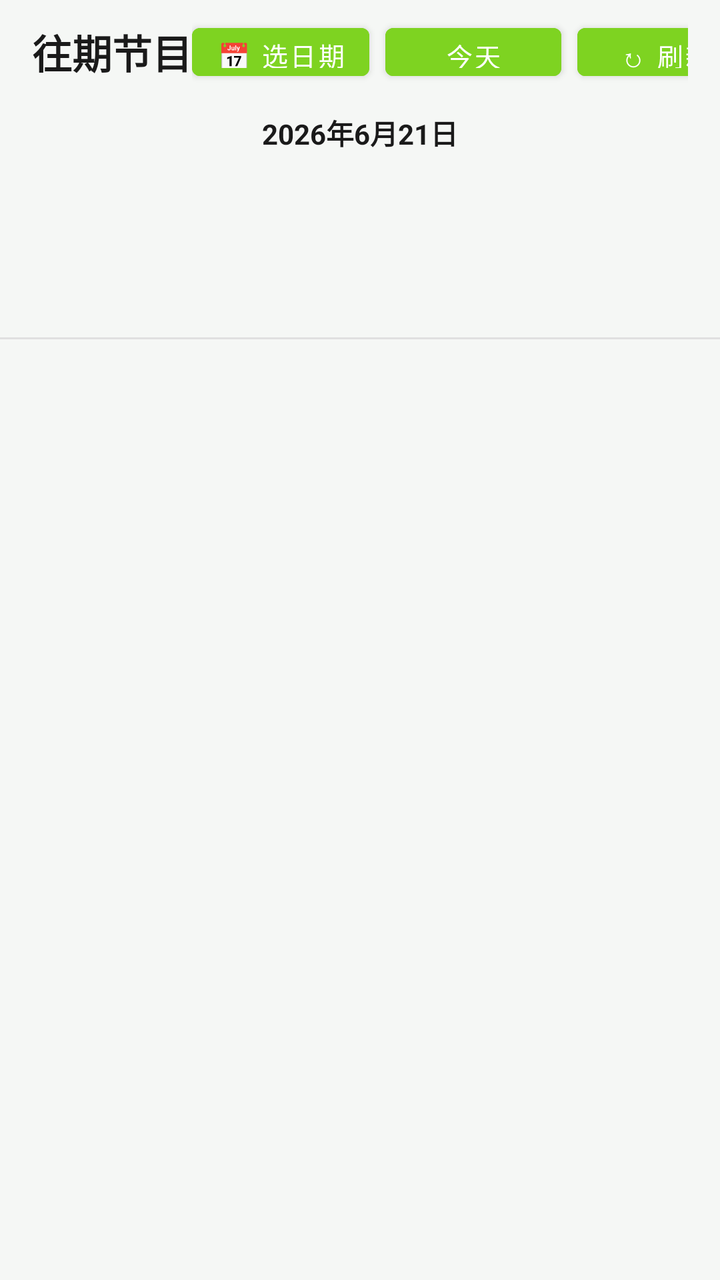
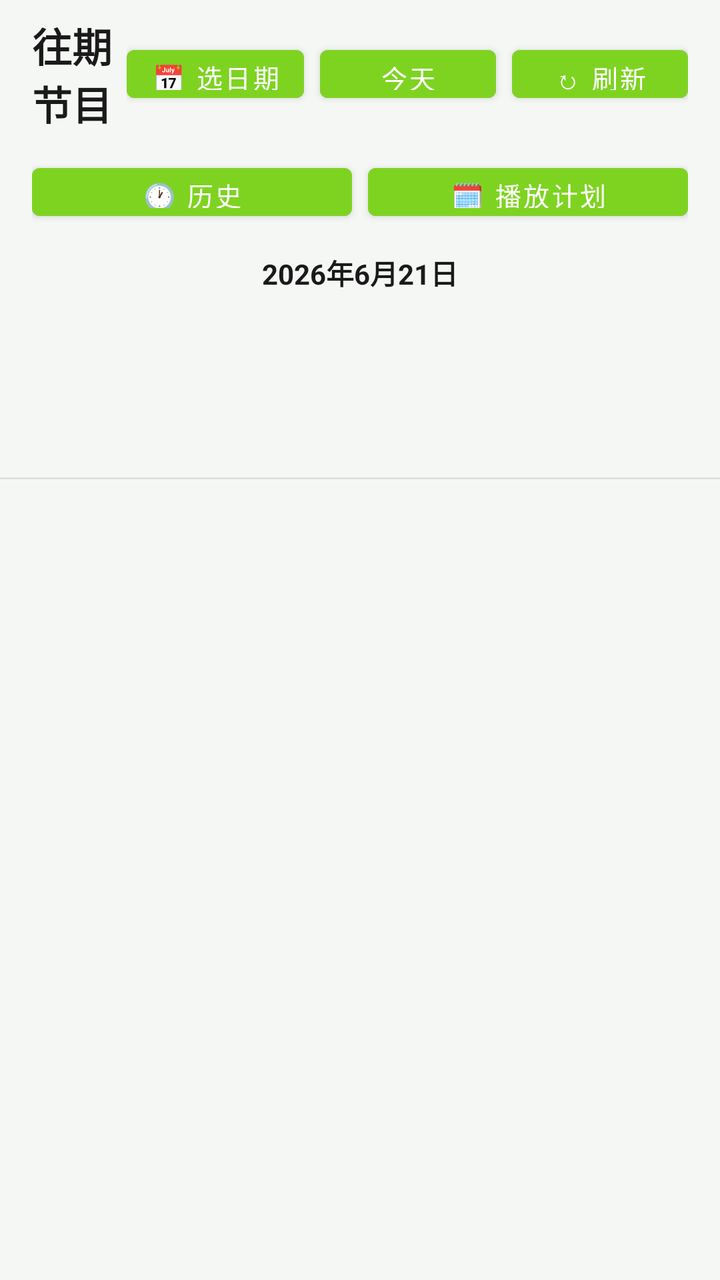

Compare the two renders of this Android layout. The source of the first and the diff that turns it into the second are given below.
<!-- AndroidManifest.xml: application theme Theme.RadioApp.Fresh -->
<!-- res/layout/fragment_episodes.xml -->
<?xml version="1.0" encoding="utf-8"?>
<LinearLayout xmlns:android="http://schemas.android.com/apk/res/android"
    android:layout_width="match_parent"
    android:layout_height="match_parent"
    android:orientation="vertical"
    android:background="?attr/appBackground">

    <LinearLayout
        android:layout_width="match_parent"
        android:layout_height="wrap_content"
        android:orientation="horizontal"
        android:gravity="center_vertical"
        android:paddingStart="16dp"
        android:paddingEnd="16dp"
        android:paddingTop="8dp"
        android:paddingBottom="8dp">

        <TextView
            android:layout_width="0dp"
            android:layout_height="wrap_content"
            android:layout_weight="1"
            android:text="往期节目"
            android:textSize="20sp"
            android:textStyle="bold"
            android:textColor="?attr/appTextPrimary" />

        <HorizontalScrollView
            android:layout_width="wrap_content"
            android:layout_height="wrap_content"
            android:scrollbars="none">

            <LinearLayout
                android:layout_width="wrap_content"
                android:layout_height="wrap_content"
                android:orientation="horizontal"
                android:gravity="center_vertical">

                <Button
                    android:id="@+id/btn_date_picker"
                    android:layout_width="wrap_content"
                    android:layout_height="36dp"
                    android:text="📅 选日期"
                    android:textSize="13sp"
                    android:textColor="?attr/colorOnPrimary"
                    android:backgroundTint="?attr/colorPrimary"
                    android:paddingStart="12dp"
                    android:paddingEnd="12dp" />

                <Button
                    android:id="@+id/btn_today"
                    android:layout_width="wrap_content"
                    android:layout_height="36dp"
                    android:text="今天"
                    android:textSize="13sp"
                    android:textColor="?attr/colorOnPrimary"
                    android:backgroundTint="?attr/colorPrimary"
                    android:paddingStart="12dp"
                    android:paddingEnd="12dp"
                    android:layout_marginStart="8dp" />

                <Button
                    android:id="@+id/btn_refresh"
                    android:layout_width="wrap_content"
                    android:layout_height="36dp"
                    android:text="↻ 刷新"
                    android:textSize="13sp"
                    android:textColor="?attr/colorOnPrimary"
                    android:backgroundTint="?attr/colorPrimary"
                    android:paddingStart="12dp"
                    android:paddingEnd="12dp"
                    android:layout_marginStart="8dp" />

                <Button
                    android:id="@+id/btn_history"
                    android:layout_width="wrap_content"
                    android:layout_height="36dp"
                    android:text="🕐 历史"
                    android:textSize="13sp"
                    android:textColor="?attr/colorOnPrimary"
                    android:backgroundTint="?attr/colorPrimary"
                    android:paddingStart="12dp"
                    android:paddingEnd="12dp"
                    android:layout_marginStart="8dp" />

                <Button
                    android:id="@+id/btn_schedule"
                    android:layout_width="wrap_content"
                    android:layout_height="36dp"
                    android:text="🗓️ 播放计划"
                    android:textSize="13sp"
                    android:textColor="?attr/colorOnPrimary"
                    android:backgroundTint="?attr/colorPrimary"
                    android:paddingStart="12dp"
                    android:paddingEnd="12dp"
                    android:layout_marginStart="8dp" />
            </LinearLayout>
        </HorizontalScrollView>
    </LinearLayout>

    
    <TextView
        android:id="@+id/tv_selected_date"
        android:layout_width="match_parent"
        android:layout_height="wrap_content"
        android:text="2026年6月21日"
        android:textSize="14sp"
        android:textStyle="bold"
        android:textColor="?attr/appTextPrimary"
        android:gravity="center"
        android:paddingTop="4dp"
        android:paddingBottom="4dp" />

    <HorizontalScrollView
        android:layout_width="match_parent"
        android:layout_height="wrap_content"
        android:scrollbars="none">

        <LinearLayout
            android:id="@+id/date_container"
            android:layout_width="wrap_content"
            android:layout_height="48dp"
            android:orientation="horizontal"
            android:gravity="center_vertical"
            android:paddingStart="12dp"
            android:paddingEnd="12dp" />
    </HorizontalScrollView>

    <HorizontalScrollView
        android:layout_width="match_parent"
        android:layout_height="wrap_content"
        android:scrollbars="none">

        <LinearLayout
            android:id="@+id/station_container"
            android:layout_width="wrap_content"
            android:layout_height="40dp"
            android:orientation="horizontal"
            android:gravity="center_vertical"
            android:paddingStart="12dp"
            android:paddingEnd="12dp" />
    </HorizontalScrollView>

    <View
        android:layout_width="match_parent"
        android:layout_height="1dp"
        android:background="?attr/appDivider" />

    <ProgressBar
        android:id="@+id/progress_bar"
        android:layout_width="wrap_content"
        android:layout_height="wrap_content"
        android:layout_gravity="center"
        android:visibility="gone" />

    <androidx.recyclerview.widget.RecyclerView
        android:id="@+id/recycler_view"
        android:layout_width="match_parent"
        android:layout_height="0dp"
        android:layout_weight="1"
        android:paddingStart="16dp"
        android:paddingEnd="16dp"
        android:paddingTop="8dp"
        android:paddingBottom="8dp"
        android:clipToPadding="false" />
</LinearLayout>
<!-- resources referenced by this layout -->
<resources>
  <style name="Theme.RadioApp.Fresh" parent="Theme.MaterialComponents.Light.NoActionBar">
          <item name="colorPrimary">#7ED321</item>
          <item name="colorPrimaryVariant">#6BBF1A</item>
          <item name="colorOnPrimary">#FFFFFF</item>
          <item name="colorAccent">#7ED321</item>
          <item name="android:colorBackground">#F5F7F5</item>
          <item name="colorSurface">#FFFFFF</item>
          <item name="colorOnSurface">#1A1A1A</item>
          <item name="android:textColorPrimary">#1A1A1A</item>
          <item name="android:textColorSecondary">#666666</item>
          <item name="android:statusBarColor">#F5F7F5</item>
          <item name="android:navigationBarColor">#F5F7F5</item>
          <item name="appBackground">#F5F7F5</item>
          <item name="appSurface">#FFFFFF</item>
          <item name="appCardBackground">#FFFFFF</item>
          <item name="appTextPrimary">#1A1A1A</item>
          <item name="appTextSecondary">#666666</item>
          <item name="appTextMuted">#999999</item>
          <item name="appAccent">#7ED321</item>
          <item name="appAccentLight">#9EE855</item>
          <item name="appBorder">#E0E0E0</item>
          <item name="appDivider">#E0E0E0</item>
          <item name="appSuccess">#2ecc71</item>
          <item name="appWarning">#f39c12</item>
          <item name="appError">#e74c3c</item>
          <item name="appNavBackground">#FFFFFF</item>
          <item name="appNavActive">#7ED321</item>
          <item name="appNavInactive">#999999</item>
          <item name="appNotificationBackground">#FFFFFF</item>
          <item name="appNotificationText">#1A1A1A</item>
      </style>
</resources>

<!-- the commit's change to res/layout/fragment_episodes.xml (unified diff, before → after) -->
@@ -69,32 +69,45 @@
                     android:paddingStart="12dp"
                     android:paddingEnd="12dp"
                     android:layout_marginStart="8dp" />
-
-                <Button
-                    android:id="@+id/btn_history"
-                    android:layout_width="wrap_content"
-                    android:layout_height="36dp"
-                    android:text="🕐 历史"
-                    android:textSize="13sp"
-                    android:textColor="?attr/colorOnPrimary"
-                    android:backgroundTint="?attr/colorPrimary"
-                    android:paddingStart="12dp"
-                    android:paddingEnd="12dp"
-                    android:layout_marginStart="8dp" />
-
-                <Button
-                    android:id="@+id/btn_schedule"
-                    android:layout_width="wrap_content"
-                    android:layout_height="36dp"
-                    android:text="🗓️ 播放计划"
-                    android:textSize="13sp"
-                    android:textColor="?attr/colorOnPrimary"
-                    android:backgroundTint="?attr/colorPrimary"
-                    android:paddingStart="12dp"
-                    android:paddingEnd="12dp"
-                    android:layout_marginStart="8dp" />
             </LinearLayout>
         </HorizontalScrollView>
+    </LinearLayout>
+
+    
+    <LinearLayout
+        android:layout_width="match_parent"
+        android:layout_height="wrap_content"
+        android:orientation="horizontal"
+        android:gravity="center_vertical"
+        android:paddingStart="16dp"
+        android:paddingEnd="16dp"
+        android:paddingTop="4dp"
+        android:paddingBottom="8dp">
+
+        <Button
+            android:id="@+id/btn_history"
+            android:layout_width="0dp"
+            android:layout_height="36dp"
+            android:layout_weight="1"
+            android:text="🕐 历史"
+            android:textSize="13sp"
+            android:textColor="?attr/colorOnPrimary"
+            android:backgroundTint="?attr/colorPrimary"
+            android:paddingStart="12dp"
+            android:paddingEnd="12dp" />
+
+        <Button
+            android:id="@+id/btn_schedule"
+            android:layout_width="0dp"
+            android:layout_height="36dp"
+            android:layout_weight="1"
+            android:text="🗓️ 播放计划"
+            android:textSize="13sp"
+            android:textColor="?attr/colorOnPrimary"
+            android:backgroundTint="?attr/colorPrimary"
+            android:paddingStart="12dp"
+            android:paddingEnd="12dp"
+            android:layout_marginStart="8dp" />
     </LinearLayout>
 
     
